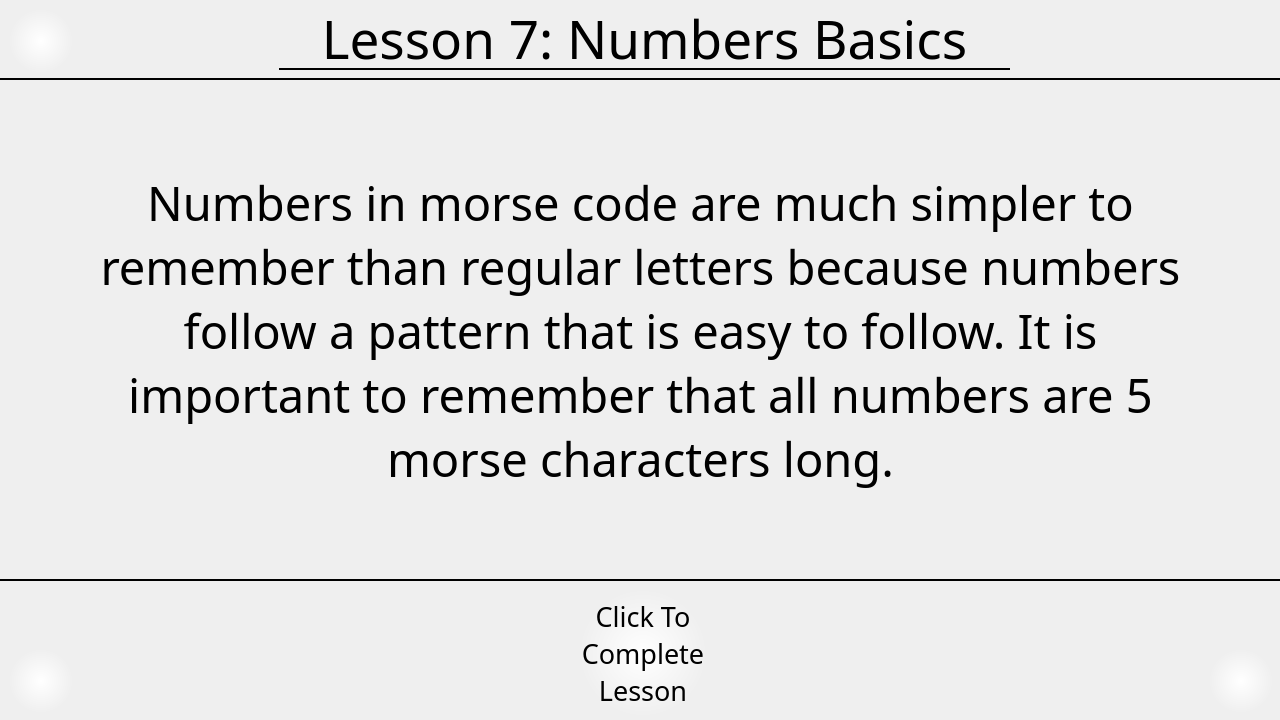
Old version of the form MorseCodeLearner/numbersbasics.ui in the repository UofU-CS3505/cs3505-assignment9-the_tigers.
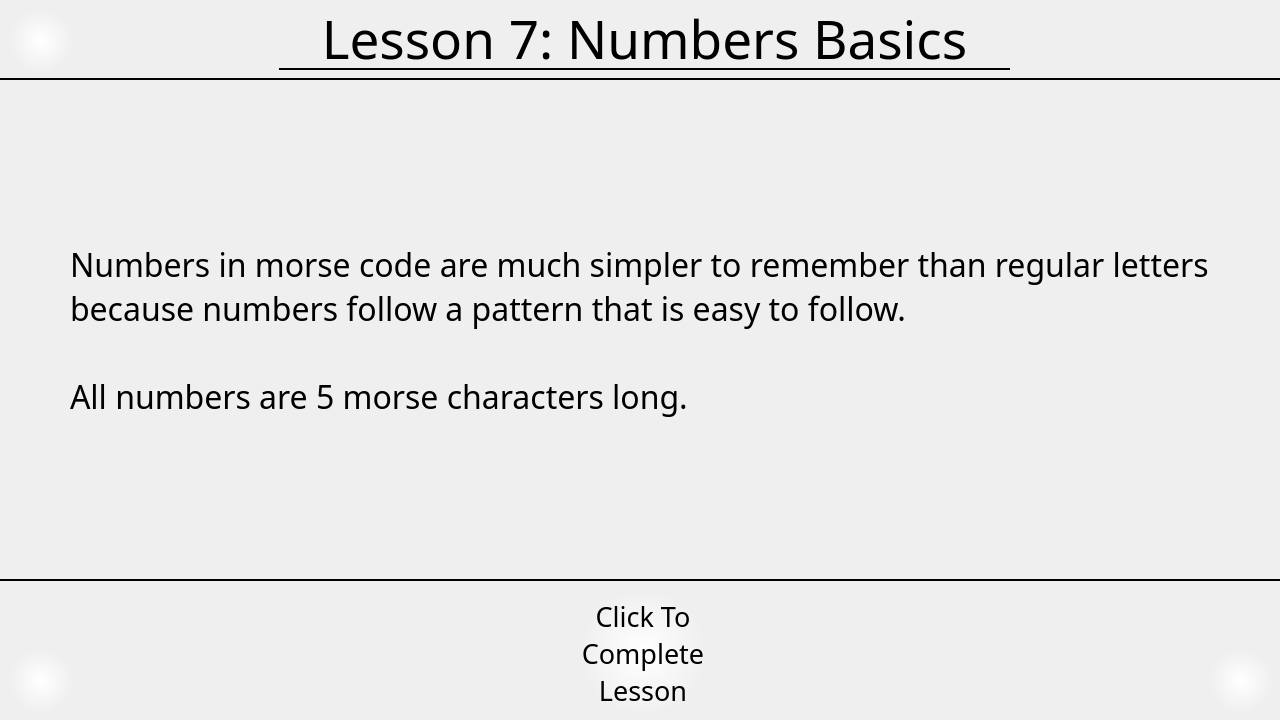
New version of the form.

Diff of the .ui file:
```diff
--- a/MorseCodeLearner/numbersbasics.ui
+++ b/MorseCodeLearner/numbersbasics.ui
@@ -234,15 +234,17 @@
      <property name="font">
       <font>
        <family>OldNewspaperTypes</family>
-       <pointsize>35</pointsize>
+       <pointsize>24</pointsize>
        <kerning>true</kerning>
       </font>
      </property>
      <property name="text">
-      <string>Numbers in morse code are much simpler to remember than regular letters because numbers follow a pattern that is easy to follow. It is important to remember that all numbers are 5 morse characters long.</string>
+      <string>Numbers in morse code are much simpler to remember than regular letters because numbers follow a pattern that is easy to follow.
+
+All numbers are 5 morse characters long.</string>
      </property>
      <property name="alignment">
-      <set>Qt::AlignmentFlag::AlignCenter</set>
+      <set>Qt::AlignmentFlag::AlignLeading|Qt::AlignmentFlag::AlignLeft|Qt::AlignmentFlag::AlignVCenter</set>
      </property>
      <property name="wordWrap">
       <bool>true</bool>
```
Left out of the diff: 8 changed lines with no effect on the pictures.
